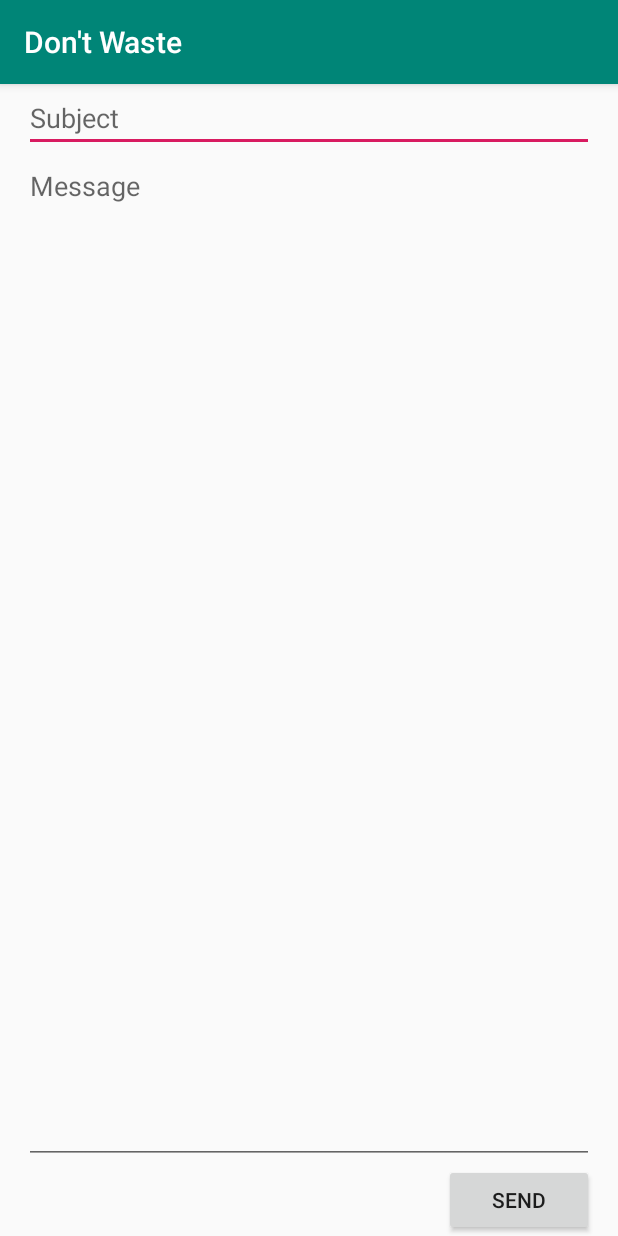
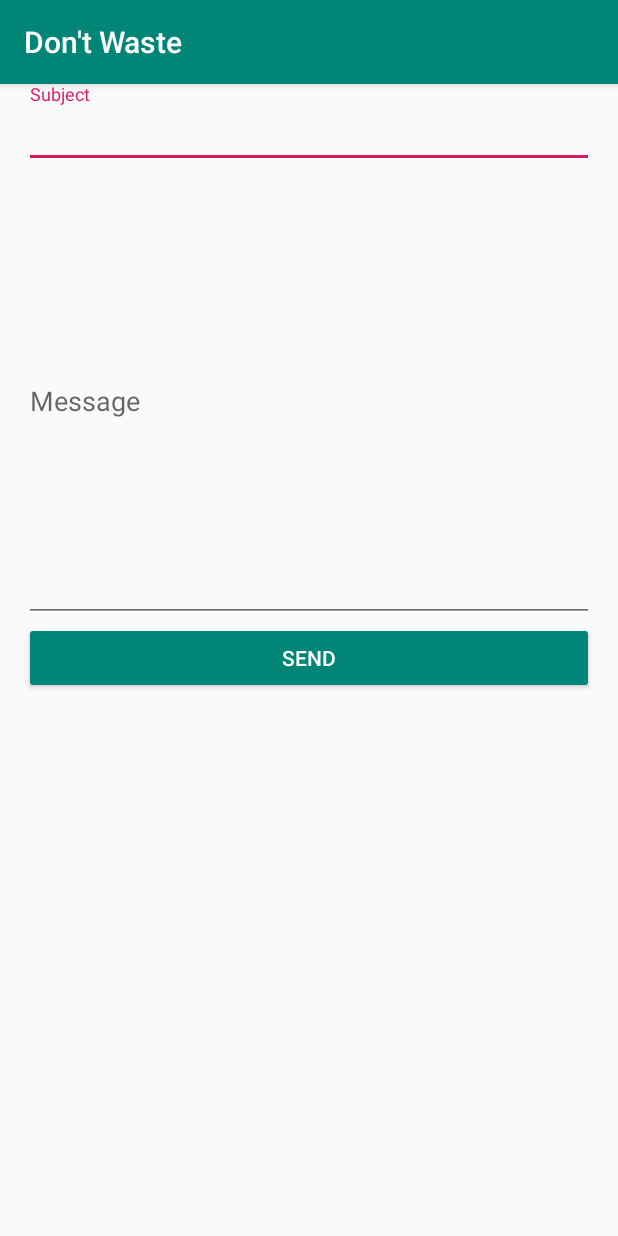
Before and after one commit to Keizaak/DontWaste, an Android app: the ContactFormView screen opened directly, with no data from a screen before it, on a phone screen of 412 x 824 dp. Run offline under Robolectric (Android 15) with nearby library versions, the phone set to English and light mode, and no system bars.

Commit message:
Amélioration du formulaire de contact

```diff
--- a/app/src/main/res/layout/activity_contact_form_view.xml
+++ b/app/src/main/res/layout/activity_contact_form_view.xml
@@ -6,11 +6,9 @@
     android:paddingRight="16dp"
     android:orientation="vertical" >
 
-    <!--<EditText-->
-        <!--android:id="@+id/txtTo"-->
-        <!--android:layout_width="match_parent"-->
-        <!--android:layout_height="wrap_content"-->
-        <!--android:hint="To" />-->
+    <android.support.design.widget.TextInputLayout
+        android:layout_width="match_parent"
+        android:layout_height="wrap_content">
 
         <EditText
             android:id="@+id/txtSubject"
@@ -18,18 +16,26 @@
             android:layout_height="wrap_content"
             android:hint="Subject" />
 
+    </android.support.design.widget.TextInputLayout>
+
+    <android.support.design.widget.TextInputLayout
+        android:layout_width="match_parent"
+        android:layout_height="wrap_content">
+
         <EditText
             android:id="@+id/txtMessage"
             android:layout_width="match_parent"
-        android:layout_height="0dp"
-        android:layout_weight="1"
-        android:gravity="top"
+            android:layout_height="292dp"
             android:hint="Message" />
+
+    </android.support.design.widget.TextInputLayout>
 
     <Button
         android:id="@+id/btnSend"
-        android:layout_width="100dp"
+        android:layout_width="match_parent"
         android:layout_height="wrap_content"
         android:layout_gravity="end"
-        android:text="Send" />
+        android:backgroundTint="#008577"
+        android:text="Send"
+        android:textColor="@android:color/white" />
 </LinearLayout>
```
Lines whose indentation alone changed are shown as unchanged.
